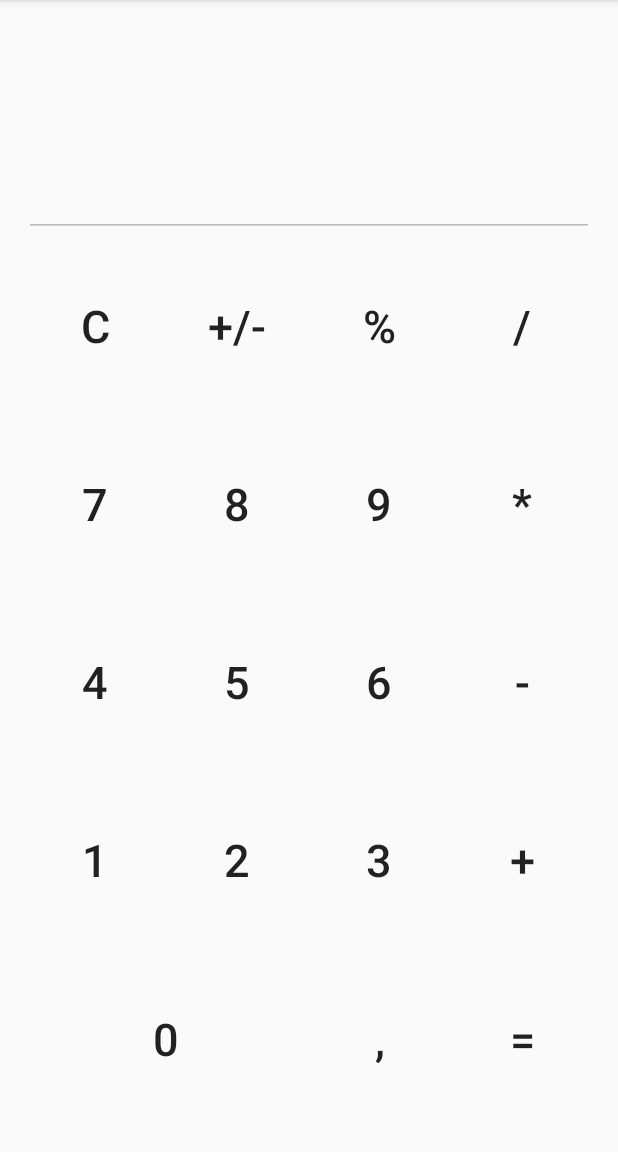
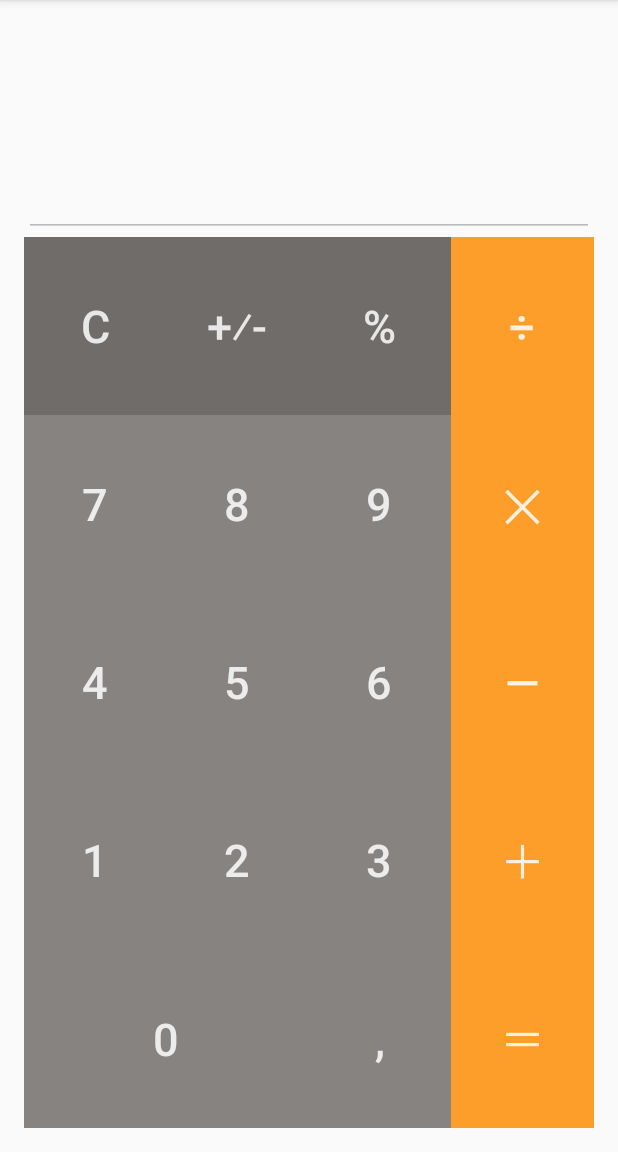
Before and after one commit to Wekker/androidCalculator, an Android app: the screen it shows after launch (MainActivity), on a phone screen of 412 x 824 dp, the part 84-1236 px from its top. Run offline under Robolectric (Android 15) with nearby library versions, the phone set to English and light mode, and no system bars; our stand-ins replace data binding.

Commit message:
Add color to the button, fix utf8 symbols

```diff
--- a/app/src/main/res/drawable/button_border.xml
+++ b/app/src/main/res/drawable/button_border.xml
@@ -0,0 +1,7 @@
+<?xml version="1.0" encoding="utf-8"?>
+<shape xmlns:android="http://schemas.android.com/apk/res/android"
+    android:shape="rectangle">
+    <stroke
+        android:width="@dimen/border_width"
+        android:color="@color/colorButtonBorder" />
+</shape>
--- a/app/src/main/res/layout/activity_main.xml
+++ b/app/src/main/res/layout/activity_main.xml
@@ -47,7 +47,9 @@
                     android:layout_width="@dimen/regular_button_width"
                     android:layout_height="match_parent"
                     android:layout_weight="@dimen/regular_button_weight"
-                    android:text="@string/button_c"
+                    android:background="@color/colorAdvancedArithmeticButton"
+                    android:text="@string/button_clear"
+                    android:textColor="@color/colorAdvancedArithmeticText"
                     android:textSize="@dimen/regular_button_size" />
 
                 <Button
@@ -56,7 +58,9 @@
                     android:layout_width="@dimen/regular_button_width"
                     android:layout_height="match_parent"
                     android:layout_weight="@dimen/regular_button_weight"
+                    android:background="@color/colorAdvancedArithmeticButton"
                     android:text="@string/button_arithmetic_sign"
+                    android:textColor="@color/colorAdvancedArithmeticText"
                     android:textSize="@dimen/regular_button_size" />
 
                 <Button
@@ -65,7 +69,9 @@
                     android:layout_width="@dimen/regular_button_width"
                     android:layout_height="match_parent"
                     android:layout_weight="@dimen/regular_button_weight"
+                    android:background="@color/colorAdvancedArithmeticButton"
                     android:text="@string/button_percentage"
+                    android:textColor="@color/colorAdvancedArithmeticText"
                     android:textSize="@dimen/regular_button_size" />
 
                 <Button
@@ -74,7 +80,9 @@
                     android:layout_width="@dimen/regular_button_width"
                     android:layout_height="match_parent"
                     android:layout_weight="@dimen/regular_button_weight"
+                    android:background="@color/colorBasicArithmeticButton"
                     android:text="@string/button_divide"
+                    android:textColor="@color/colorBasicArithmeticText"
                     android:textSize="@dimen/regular_button_size" />
             </LinearLayout>
 
@@ -90,7 +98,9 @@
                     android:layout_width="@dimen/regular_button_width"
                     android:layout_height="match_parent"
                     android:layout_weight="@dimen/regular_button_weight"
+                    android:background="@color/colorNumericButton"
                     android:text="@string/button_seven"
+                    android:textColor="@color/colorNumericText"
                     android:textSize="@dimen/regular_button_size" />
 
                 <Button
@@ -99,7 +109,9 @@
                     android:layout_width="@dimen/regular_button_width"
                     android:layout_height="match_parent"
                     android:layout_weight="@dimen/regular_button_weight"
+                    android:background="@color/colorNumericButton"
                     android:text="@string/button_eight"
+                    android:textColor="@color/colorNumericText"
                     android:textSize="@dimen/regular_button_size" />
 
                 <Button
@@ -108,7 +120,9 @@
                     android:layout_width="@dimen/regular_button_width"
                     android:layout_height="match_parent"
                     android:layout_weight="@dimen/regular_button_weight"
+                    android:background="@color/colorNumericButton"
                     android:text="@string/button_nine"
+                    android:textColor="@color/colorNumericText"
                     android:textSize="@dimen/regular_button_size" />
 
                 <Button
@@ -117,7 +131,9 @@
                     android:layout_width="@dimen/regular_button_width"
                     android:layout_height="match_parent"
                     android:layout_weight="@dimen/regular_button_weight"
+                    android:background="@color/colorBasicArithmeticButton"
                     android:text="@string/button_multiply"
+                    android:textColor="@color/colorBasicArithmeticText"
                     android:textSize="@dimen/regular_button_size" />
             </LinearLayout>
 
@@ -133,7 +149,9 @@
                     android:layout_width="@dimen/regular_button_width"
                     android:layout_height="match_parent"
                     android:layout_weight="@dimen/regular_button_weight"
+                    android:background="@color/colorNumericButton"
                     android:text="@string/button_four"
+                    android:textColor="@color/colorNumericText"
                     android:textSize="@dimen/regular_button_size" />
 
                 <Button
@@ -142,7 +160,9 @@
                     android:layout_width="@dimen/regular_button_width"
                     android:layout_height="match_parent"
                     android:layout_weight="@dimen/regular_button_weight"
+                    android:background="@color/colorNumericButton"
                     android:text="@string/button_five"
+                    android:textColor="@color/colorNumericText"
                     android:textSize="@dimen/regular_button_size" />
 
                 <Button
@@ -151,7 +171,9 @@
                     android:layout_width="@dimen/regular_button_width"
                     android:layout_height="match_parent"
                     android:layout_weight="@dimen/regular_button_weight"
+                    android:background="@color/colorNumericButton"
                     android:text="@string/button_six"
+                    android:textColor="@color/colorNumericText"
                     android:textSize="@dimen/regular_button_size" />
 
                 <Button
@@ -160,7 +182,9 @@
                     android:layout_width="@dimen/regular_button_width"
                     android:layout_height="match_parent"
                     android:layout_weight="@dimen/regular_button_weight"
-                    android:text="@string/button_minus"
+                    android:background="@color/colorBasicArithmeticButton"
+                    android:text="@string/button_subtract"
+                    android:textColor="@color/colorBasicArithmeticText"
                     android:textSize="@dimen/regular_button_size" />
             </LinearLayout>
 
@@ -176,7 +200,9 @@
                     android:layout_width="@dimen/regular_button_width"
                     android:layout_height="match_parent"
                     android:layout_weight="@dimen/regular_button_weight"
+                    android:background="@color/colorNumericButton"
                     android:text="@string/button_one"
+                    android:textColor="@color/colorNumericText"
                     android:textSize="@dimen/regular_button_size" />
 
                 <Button
@@ -185,7 +211,9 @@
                     android:layout_width="@dimen/regular_button_width"
                     android:layout_height="match_parent"
                     android:layout_weight="@dimen/regular_button_weight"
+                    android:background="@color/colorNumericButton"
                     android:text="@string/button_two"
+                    android:textColor="@color/colorNumericText"
                     android:textSize="@dimen/regular_button_size" />
 
                 <Button
@@ -194,7 +222,9 @@
                     android:layout_width="@dimen/regular_button_width"
                     android:layout_height="match_parent"
                     android:layout_weight="@dimen/regular_button_weight"
+                    android:background="@color/colorNumericButton"
                     android:text="@string/button_three"
+                    android:textColor="@color/colorNumericText"
                     android:textSize="@dimen/regular_button_size" />
 
                 <Button
@@ -203,7 +233,9 @@
                     android:layout_width="@dimen/regular_button_width"
                     android:layout_height="match_parent"
                     android:layout_weight="@dimen/regular_button_weight"
-                    android:text="@string/button_plus"
+                    android:background="@color/colorBasicArithmeticButton"
+                    android:text="@string/button_add"
+                    android:textColor="@color/colorBasicArithmeticText"
                     android:textSize="@dimen/regular_button_size" />
             </LinearLayout>
 
@@ -219,7 +251,9 @@
                     android:layout_width="@dimen/regular_button_width"
                     android:layout_height="match_parent"
                     android:layout_weight="@dimen/regular_button_weight"
+                    android:background="@color/colorNumericButton"
                     android:text="@string/button_zero"
+                    android:textColor="@color/colorNumericText"
                     android:textSize="@dimen/regular_button_size" />
 
                 <Button
@@ -228,7 +262,9 @@
                     android:layout_width="@dimen/regular_button_width"
                     android:layout_height="match_parent"
                     android:layout_weight="@dimen/regular_button_half_weight"
+                    android:background="@color/colorNumericButton"
                     android:text="@string/button_comma"
+                    android:textColor="@color/colorNumericText"
                     android:textSize="@dimen/regular_button_size" />
 
                 <Button
@@ -237,7 +273,9 @@
                     android:layout_width="@dimen/regular_button_width"
                     android:layout_height="match_parent"
                     android:layout_weight="@dimen/regular_button_half_weight"
+                    android:background="@color/colorBasicArithmeticButton"
                     android:text="@string/button_equal"
+                    android:textColor="@color/colorBasicArithmeticText"
                     android:textSize="@dimen/regular_button_size" />
             </LinearLayout>
         </LinearLayout>
--- a/app/src/main/res/values/dimens.xml
+++ b/app/src/main/res/values/dimens.xml
@@ -7,4 +7,5 @@
     <dimen name="regular_button_weight">1</dimen>
     <dimen name="regular_button_half_weight">0.5</dimen>
     <dimen name="regular_button_three_quarter_weight">0.75</dimen>
+    <dimen name="border_width">1px</dimen>
 </resources>
--- a/app/src/main/res/values/strings.xml
+++ b/app/src/main/res/values/strings.xml
@@ -1,14 +1,14 @@
 <resources>
     <string name="app_name">AndroidCalculator</string>
-    <string name="button_c">C</string>
-    <string name="button_arithmetic_sign">+/-</string>
-    <string name="button_percentage">%</string>
-    <string name="button_divide">/</string>
-    <string name="button_multiply">*</string>
-    <string name="button_plus">+</string>
-    <string name="button_minus">-</string>
-    <string name="button_equal">=</string>
-    <string name="button_comma">,</string>
+    <string name="button_clear">C</string>
+    <string name="button_arithmetic_sign">\u002b\u2044\u002d</string>
+    <string name="button_percentage">\u0025</string>
+    <string name="button_divide">\u00F7</string>
+    <string name="button_multiply">\u2715</string>
+    <string name="button_add">\uFF0B</string>
+    <string name="button_subtract">\u2015</string>
+    <string name="button_equal">\uFF1D</string>
+    <string name="button_comma">\u002C</string>
     <string name="button_nine">9</string>
     <string name="button_eight">8</string>
     <string name="button_seven">7</string>
```
